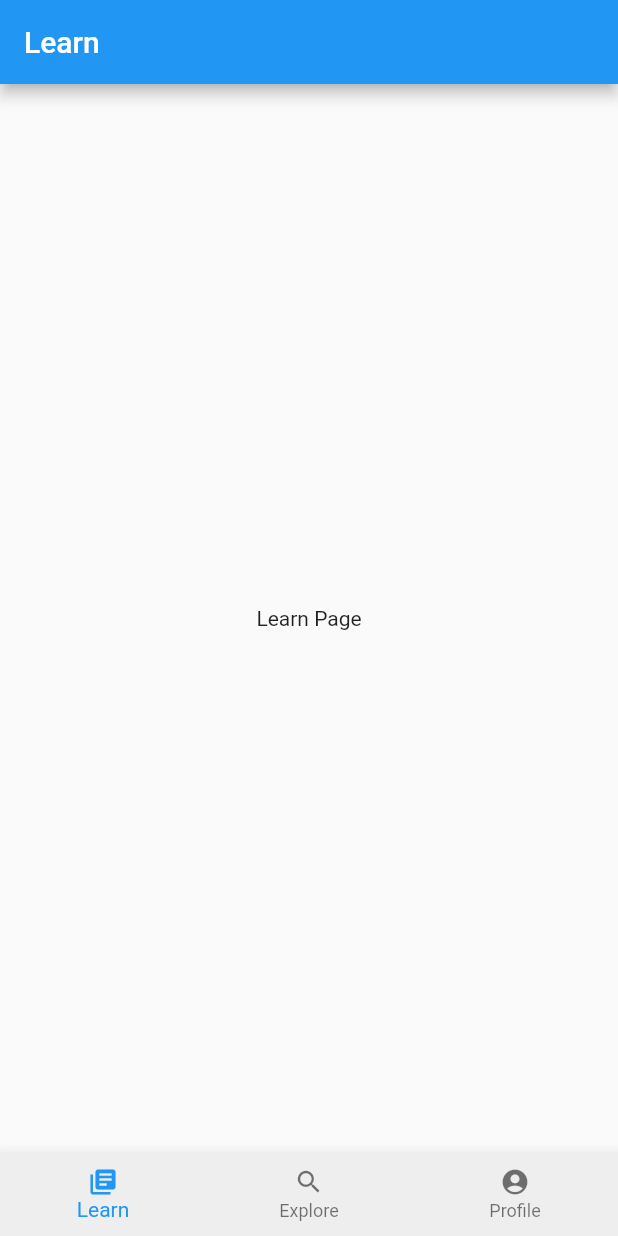
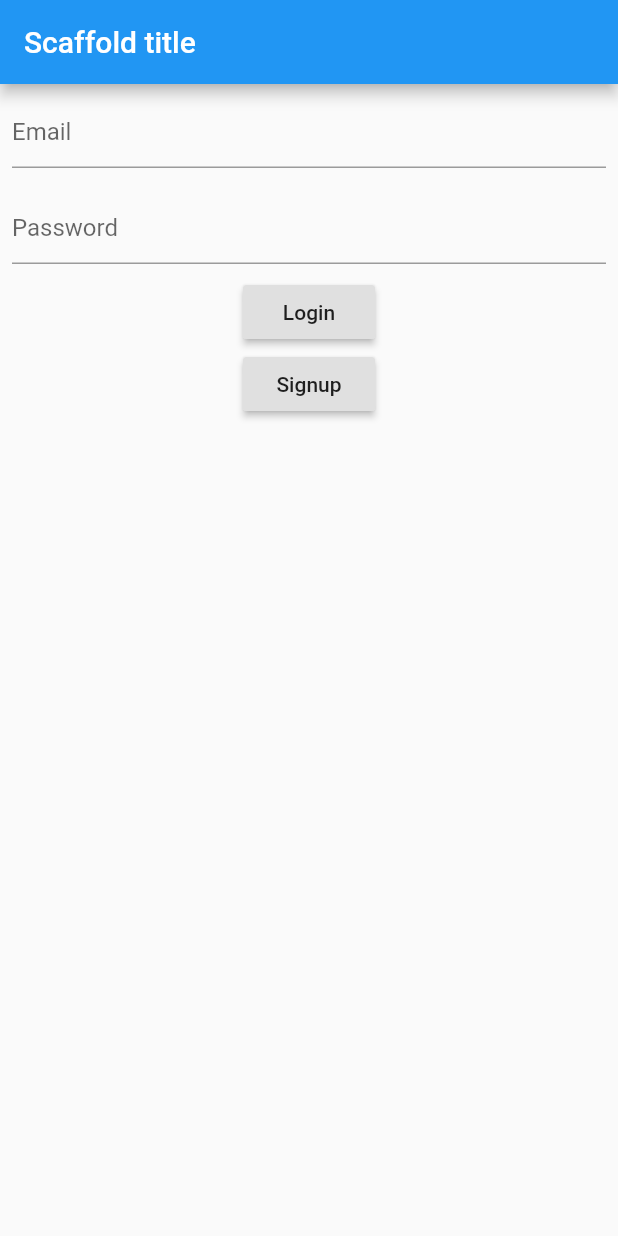
Before and after one commit to jonahbard/Modulate, a Flutter app: the screen it shows after launch, on a phone screen of 412 x 824 dp. Run offline on Flutter 3.47's test engine with Material 2 defaults, Android fonts, the phone set to English and light mode, and no system bars; our stand-ins replace cloud_firestore, firebase_auth, firebase_core; accounts and stored records are empty.

Commit message:
added login functionality

```diff
--- a/lib/main.dart
+++ b/lib/main.dart
@@ -1,6 +1,7 @@
 import 'package:firebase_core/firebase_core.dart';
 import 'package:flutter/material.dart';
 import 'package:modulate_vsc/screens/home.dart';
+import 'package:modulate_vsc/screens/login.dart';
 
 void main() async {
   WidgetsFlutterBinding.ensureInitialized();
@@ -19,7 +20,7 @@ class MyApp extends StatelessWidget {
         primarySwatch: Colors.blue,
         visualDensity: VisualDensity.adaptivePlatformDensity,
       ),
-      home: Home(),
+      home: LoginScreen(),
     );
   }
 }
--- /dev/null
+++ b/lib/screens/login.dart
@@ -0,0 +1,79 @@
+import 'package:firebase_auth/firebase_auth.dart';
+import 'package:flutter/material.dart';
+import 'package:flutter/services.dart';
+import 'package:modulate_vsc/screens/home.dart';
+import 'package:modulate_vsc/src/firebase/auth.dart';
+
+class LoginScreen extends StatefulWidget {
+  @override
+  _LoginScreenState createState() => _LoginScreenState();
+}
+
+class _LoginScreenState extends State<LoginScreen> {
+  String _email, _password;
+  final auth = FirebaseAuth.instance;
+
+  @override
+  Widget build(BuildContext context) {
+    return MaterialApp(
+      home: Scaffold(
+          appBar: AppBar(
+            backgroundColor: Colors.blue,
+            title: Text("Scaffold title"),
+          ),
+          body: Column(
+            children: [
+              Padding(
+                padding: const EdgeInsets.all(8.0),
+                child: TextField(
+                  decoration: InputDecoration(hintText: "Email"),
+                  keyboardType: TextInputType.emailAddress,
+                  onChanged: (value) {
+                    setState(() {
+                      _email = value.trim();
+                    });
+                  },
+                ),
+              ),
+              Padding(
+                padding: const EdgeInsets.all(8.0),
+                child: TextField(
+                  decoration: InputDecoration(hintText: "Password"),
+                  obscureText: true,
+                  onChanged: (value) {
+                    setState(() {
+                      _password = value.trim();
+                    });
+                  },
+                ),
+              ),
+              RaisedButton(
+                child: Text("Login"),
+                onPressed: () async {
+                  String result =
+                      await AuthService().signInWithEmail(_email, _password);
+                  if (result == "success") {
+                    Navigator.pushReplacement(
+                        context,
+                        MaterialPageRoute(
+                            builder: (BuildContext context) => Home()));
+                  } else {
+                    print("your info was wrong $result");
+                  }
+                },
+              ),
+              RaisedButton(
+                child: Text("Signup"),
+                onPressed: () {
+                  AuthService().signUpWithEmail(_email, _password);
+                  Navigator.pushReplacement(
+                      context,
+                      MaterialPageRoute(
+                          builder: (BuildContext context) => Home()));
+                },
+              ),
+            ],
+          )),
+    );
+  }
+}
--- a/lib/src/firebase/auth.dart
+++ b/lib/src/firebase/auth.dart
@@ -6,13 +6,13 @@ class AuthService {
   final FirebaseAuth _auth = FirebaseAuth.instance;
 
   // sign in with email
-  Future signInWithEmail(
-      String email, String password) async {
+  Future signInWithEmail(String email, String password) async {
     try {
       UserCredential result = await _auth.signInWithEmailAndPassword(
           email: email, password: password);
       User user = result.user;
-      await DatabaseService(user.displayName, user.email, user.uid).createUserData(List<Track>());
+      await DatabaseService(user.displayName, user.email, user.uid)
+          .createUserData(List<Track>());
       return "success";
     } on FirebaseAuthException catch (e) {
       if (e.code == 'user-not-found') {
@@ -22,4 +22,13 @@ class AuthService {
       }
     }
   }
+
+  Future signUpWithEmail(String email, String password) async {
+    try {
+      await _auth.createUserWithEmailAndPassword(
+          email: email, password: password);
+    } catch (e) {
+      print("something went wrong $e");
+    }
+  }
 }
```
